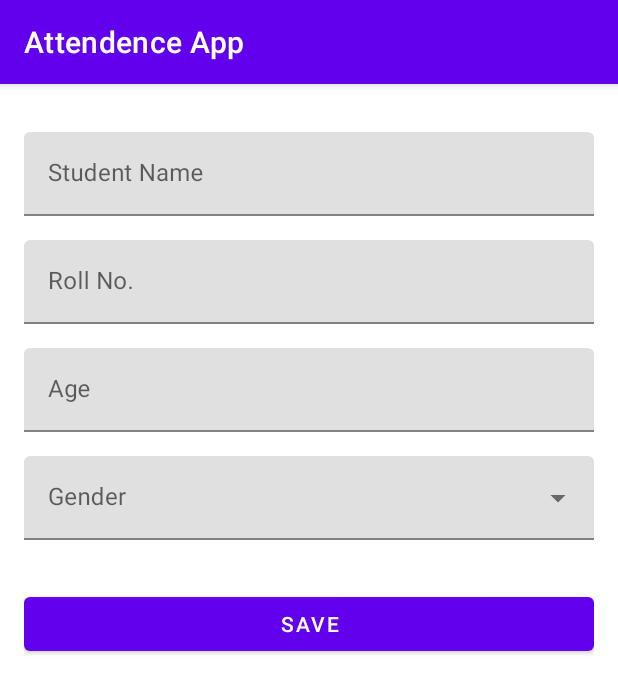
After one commit to abhishekaaru/Attendance-App-Main, an Android app: the AddStudents screen opened through its navigation route, on a phone screen of 412 x 824 dp. The commit adds this screen. Shown: the top 693 px of the screen. Run offline under Robolectric (Android 15) with nearby library versions, the phone set to English and light mode, and no system bars.

Commit message:
Add Student Fragment added

```diff
--- /dev/null
+++ b/app/src/main/java/com/example/attendenceapp/AddStudents.kt
@@ -0,0 +1,67 @@
+package com.example.attendenceapp
+
+import android.os.Bundle
+import android.view.*
+import android.widget.ArrayAdapter
+import android.widget.AutoCompleteTextView
+import androidx.fragment.app.Fragment
+
+
+
+// TODO: Rename parameter arguments, choose names that match
+// the fragment initialization parameters, e.g. ARG_ITEM_NUMBER
+private const val ARG_PARAM1 = "param1"
+private const val ARG_PARAM2 = "param2"
+
+/**
+ * A simple [Fragment] subclass.
+ * Use the [AddStudents.newInstance] factory method to
+ * create an instance of this fragment.
+ */
+class AddStudents : Fragment() {
+    // TODO: Rename and change types of parameters
+    private var param1: String? = null
+    private var param2: String? = null
+
+    override fun onCreate(savedInstanceState: Bundle?) {
+        super.onCreate(savedInstanceState)
+        arguments?.let {
+            param1 = it.getString(ARG_PARAM1)
+            param2 = it.getString(ARG_PARAM2)
+        }
+    }
+
+    override fun onCreateView(
+        inflater: LayoutInflater, container: ViewGroup?,
+        savedInstanceState: Bundle?
+    ): View? {
+        // Inflate the layout for this fragment
+        val binding = inflater.inflate(R.layout.fragment_add_students, container, false)
+
+        val items = listOf("Male", "Female", "Others")
+        val adapter = ArrayAdapter(requireContext(), R.layout.dropdown_item, items)
+        binding.findViewById<AutoCompleteTextView>(R.id.autoCompleteTextView).setAdapter(adapter)
+
+        return binding
+    }
+
+    companion object {
+        /**
+         * Use this factory method to create a new instance of
+         * this fragment using the provided parameters.
+         *
+         * @param param1 Parameter 1.
+         * @param param2 Parameter 2.
+         * @return A new instance of fragment AddStudents.
+         */
+        // TODO: Rename and change types and number of parameters
+        @JvmStatic
+        fun newInstance(param1: String, param2: String) =
+            AddStudents().apply {
+                arguments = Bundle().apply {
+                    putString(ARG_PARAM1, param1)
+                    putString(ARG_PARAM2, param2)
+                }
+            }
+    }
+}
--- /dev/null
+++ b/app/src/main/res/drawable/ic_add.xml
@@ -0,0 +1,5 @@
+<vector android:height="24dp" android:tint="#FFFDFD"
+    android:viewportHeight="24" android:viewportWidth="24"
+    android:width="24dp" xmlns:android="http://schemas.android.com/apk/res/android">
+    <path android:fillColor="@android:color/white" android:pathData="M19,13h-6v6h-2v-6H5v-2h6V5h2v6h6v2z"/>
+</vector>
--- /dev/null
+++ b/app/src/main/res/layout/fragment_add_students.xml
@@ -0,0 +1,97 @@
+<?xml version="1.0" encoding="utf-8"?>
+<ScrollView xmlns:android="http://schemas.android.com/apk/res/android"
+    xmlns:tools="http://schemas.android.com/tools"
+    android:layout_width="match_parent"
+    android:layout_height="match_parent"
+    xmlns:app="http://schemas.android.com/apk/res-auto"
+    tools:context=".AddStudents">
+
+    <androidx.constraintlayout.widget.ConstraintLayout
+        android:layout_width="match_parent"
+        android:layout_height="wrap_content"
+        android:layout_margin="@dimen/margin">
+
+        <com.google.android.material.textfield.TextInputLayout
+            android:id="@+id/student_name_label"
+            android:layout_width="0dp"
+            android:layout_height="wrap_content"
+            android:layout_marginTop="@dimen/margin"
+            android:hint="Student Name"
+            app:layout_constraintEnd_toEndOf="parent"
+            app:layout_constraintStart_toStartOf="parent"
+            app:layout_constraintTop_toTopOf="parent">
+
+            <com.google.android.material.textfield.TextInputEditText
+                android:id="@+id/student_name"
+                android:layout_width="match_parent"
+                android:layout_height="match_parent"
+                android:inputType="textAutoComplete|textCapWords"
+                android:singleLine="true" />
+        </com.google.android.material.textfield.TextInputLayout>
+
+        <com.google.android.material.textfield.TextInputLayout
+            android:id="@+id/Roll_no_label"
+            android:layout_width="0dp"
+            android:layout_height="wrap_content"
+            android:layout_marginTop="@dimen/margin"
+            android:hint="Roll No."
+            app:layout_constraintEnd_toEndOf="parent"
+            app:layout_constraintStart_toStartOf="parent"
+            app:layout_constraintTop_toBottomOf="@+id/student_name_label">
+
+            <com.google.android.material.textfield.TextInputEditText
+                android:id="@+id/Roll_no"
+                android:layout_width="match_parent"
+                android:layout_height="match_parent"
+                android:inputType="numberDecimal"
+                android:singleLine="true" />
+        </com.google.android.material.textfield.TextInputLayout>
+
+        <com.google.android.material.textfield.TextInputLayout
+            android:id="@+id/Age_label"
+            android:layout_width="0dp"
+            android:layout_height="wrap_content"
+            android:layout_marginTop="@dimen/margin"
+            android:hint="Age"
+            app:layout_constraintEnd_toEndOf="parent"
+            app:layout_constraintStart_toStartOf="parent"
+            app:layout_constraintTop_toBottomOf="@+id/Roll_no_label">
+
+            <com.google.android.material.textfield.TextInputEditText
+                android:id="@+id/Age"
+                android:layout_width="match_parent"
+                android:layout_height="match_parent"
+                android:inputType="number"
+                android:singleLine="true" />
+        </com.google.android.material.textfield.TextInputLayout>
+
+        <com.google.android.material.textfield.TextInputLayout
+            android:id="@+id/gender_lable"
+            style="@style/Widget.MaterialComponents.TextInputLayout.FilledBox.ExposedDropdownMenu"
+            android:layout_width="match_parent"
+            android:layout_height="wrap_content"
+            android:layout_marginTop="16dp"
+            android:hint="Gender"
+            app:layout_constraintTop_toBottomOf="@+id/Age_label">
+
+            <AutoCompleteTextView
+                android:id="@+id/autoCompleteTextView"
+                android:layout_width="match_parent"
+                android:layout_height="wrap_content"
+                android:inputType="none" />
+
+        </com.google.android.material.textfield.TextInputLayout>
+
+        <Button
+            android:id="@+id/save_btn"
+            android:layout_width="0dp"
+            android:layout_height="wrap_content"
+            android:layout_marginTop="32dp"
+            android:text="Save"
+            app:layout_constraintEnd_toEndOf="parent"
+            app:layout_constraintHorizontal_bias="0.0"
+            app:layout_constraintStart_toStartOf="parent"
+            app:layout_constraintTop_toBottomOf="@+id/gender_lable" />
+
+    </androidx.constraintlayout.widget.ConstraintLayout>
+</ScrollView>
--- a/app/src/main/res/navigation/main_navigation.xml
+++ b/app/src/main/res/navigation/main_navigation.xml
@@ -28,5 +28,15 @@
         android:id="@+id/studentFragment"
         android:name="com.example.attendenceapp.StudentFragment"
         android:label="fragment_student"
-        tools:layout="@layout/fragment_student" />
+        tools:layout="@layout/fragment_student" >
+        <action
+            android:id="@+id/action_studentFragment_to_addStudents"
+            app:destination="@id/addStudents"
+            app:popUpTo="@id/studentFragment" />
+    </fragment>
+    <fragment
+        android:id="@+id/addStudents"
+        android:name="com.example.attendenceapp.AddStudents"
+        android:label="Add New Student"
+        tools:layout="@layout/fragment_add_students" />
 </navigation>
--- /dev/null
+++ b/app/src/main/res/values/dimens.xml
@@ -0,0 +1,5 @@
+<?xml version="1.0" encoding="utf-8"?>
+<resources>
+    <dimen name="margin">16dp</dimen>
+    <dimen name="margin_between_elements">8dp</dimen>
+</resources>
```
Also changed, not shown: app/src/main/java/com/example/attendenceapp/StudentFragment.kt (+12 -44 lines), app/src/main/res/layout/dropdown_item.xml (added, +9 -0 lines), app/src/main/res/layout/fragment_student.xml (+16 -1 lines).
